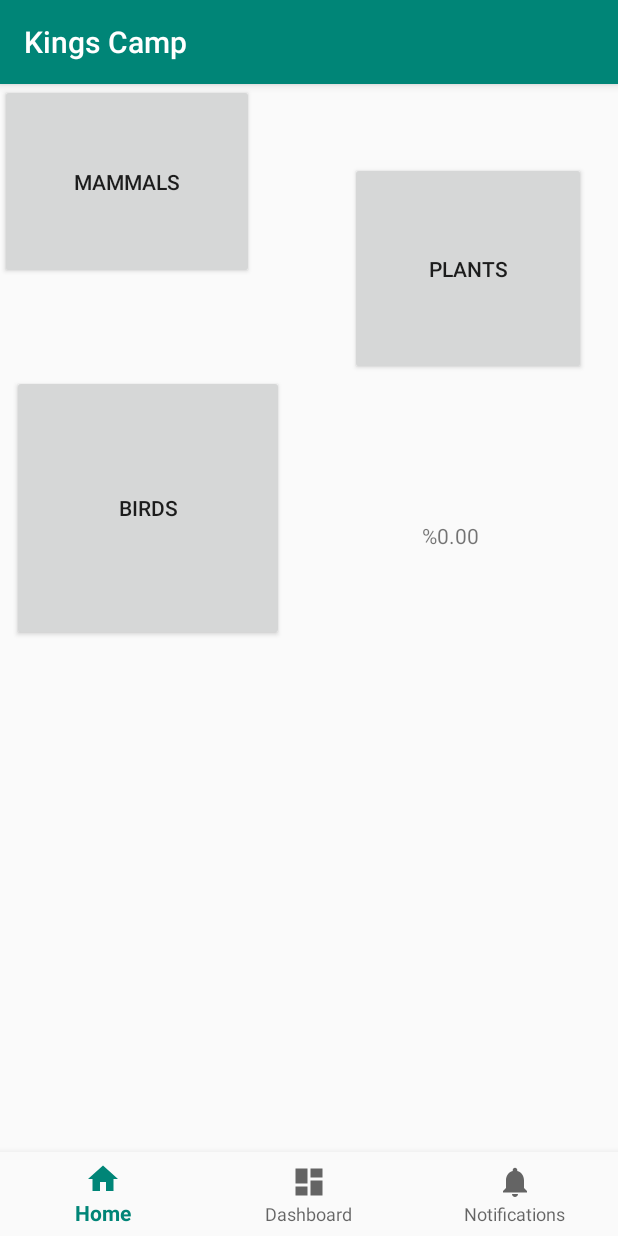
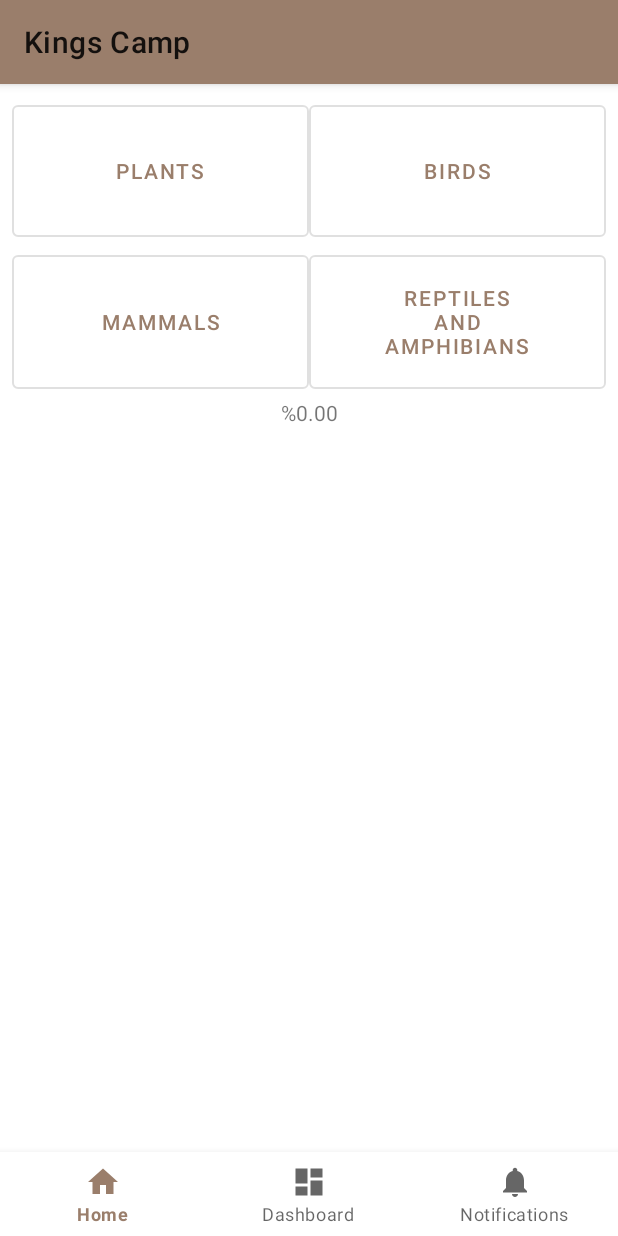
Before and after one commit to Yaffoman/KingsCamp, an Android app: the screen it shows after launch (MainActivity), on a phone screen of 412 x 824 dp. Run offline under Robolectric (Android 15) with nearby library versions, the phone set to English and light mode, and no system bars.

Commit message:
Button Style changes, color changes

```diff
--- a/app/src/main/java/lerner/ethan/kingscamp/ScrollingActivity.java
+++ b/app/src/main/java/lerner/ethan/kingscamp/ScrollingActivity.java
@@ -2,6 +2,7 @@
 
 import android.content.Intent;
 import android.content.SharedPreferences;
+import android.graphics.Color;
 import android.os.Bundle;
 import android.support.v7.app.AppCompatActivity;
 import android.support.v7.widget.Toolbar;
@@ -15,9 +16,13 @@
 
 import java.util.Locale;
 
+import static android.graphics.Color.GRAY;
+import static android.graphics.Color.LTGRAY;
+import static android.graphics.Color.WHITE;
+
 public class ScrollingActivity extends AppCompatActivity {
-    int selectedColor = android.R.color.darker_gray;
-    int unselectedColor = android.R.color.white;
+    int selectedColor;
+    int unselectedColor;
     String SECTION_KEY = "SECTION";
     String ARRAY_NAME = "myArr";
     String FIRST = "FIRST";
@@ -31,9 +36,11 @@
         Intent intent = getIntent();
         section = intent.getStringExtra(SECTION_KEY);
         setContentView(R.layout.activity_scrolling);
-        Toolbar toolbar = (Toolbar) findViewById(R.id.toolbar);
+        Toolbar toolbar = findViewById(R.id.toolbar);
         setSupportActionBar(toolbar);
         setTitle(section);
+        unselectedColor = Color.rgb(255, 239, 229);
+        selectedColor = Color.rgb(204, 173, 153);
         fillArray();
     }
 
@@ -69,15 +76,15 @@
 
 
         LinearLayout outerLinear = findViewById(R.id.linlayout);
-        LinearLayout innerLinear;
+     //   LinearLayout innerLinear;
 
         for (int i = 0; i < size; i++) {
-            LinearLayout.LayoutParams layoutParams = new LinearLayout.LayoutParams(ViewGroup.LayoutParams.MATCH_PARENT, ViewGroup.LayoutParams.MATCH_PARENT);
+            /*LinearLayout.LayoutParams layoutParams = new LinearLayout.LayoutParams(ViewGroup.LayoutParams.MATCH_PARENT, ViewGroup.LayoutParams.MATCH_PARENT);
             innerLinear = new LinearLayout(outerLinear.getContext());
             innerLinear.setLayoutParams(layoutParams);
             innerLinear.setOrientation(LinearLayout.HORIZONTAL);
-
-            CheckBox cb = new CheckBox(innerLinear.getContext());
+*/
+            CheckBox cb = new CheckBox(outerLinear.getContext());
             cb.setText(String.format(Locale.getDefault(), "\t%d\t%s", i+1, speciesArray[i]));
             cb.setLayoutDirection(View.LAYOUT_DIRECTION_LTR);
 
@@ -88,24 +95,24 @@
                     CheckBox thisCheckBox = (CheckBox) view;
                     int pos = Integer.parseInt(((TextView) view).getText().toString().replaceAll("[\\D]", ""));
                     pos--; //Because it is numbered from 1, not 0
-                    if (checklist[pos]) //Should be green already
+                    /*if (checklist[pos]) //Should be green already
                         view.setBackgroundColor(getResources().getColor(unselectedColor));
                     else
                         view.setBackgroundColor(getResources().getColor(selectedColor));
-
+                    */
                     checklist[pos] = !checklist[pos];
 
                 }
             });
             //Toggle colors, every other line is gray
             if(i%2 == 0)
-                cb.setBackgroundColor(getResources().getColor(selectedColor));
+                cb.setBackgroundColor(selectedColor);
             else
-                cb.setBackgroundColor(getResources().getColor(unselectedColor));
+                cb.setBackgroundColor(unselectedColor);
             cb.setChecked(checklist[i]);
-            outerLinear.addView(innerLinear);
+            //outerLinear.addView(innerLinear);
 
-            innerLinear.addView(cb);
+            outerLinear.addView(cb);
         }
 
     }
--- a/app/src/main/res/layout/activity_main.xml
+++ b/app/src/main/res/layout/activity_main.xml
@@ -19,48 +19,82 @@
         app:layout_constraintRight_toRightOf="parent"
         app:menu="@menu/bottom_nav_menu" />
 
-    <Button
+    <TableLayout
+        android:layout_width="match_parent"
+        android:layout_height="match_parent"
+        android:layout_marginStart="8dp"
+        android:layout_marginBottom="8dp"
+        android:layout_marginEnd="8dp"
+        android:layout_marginTop="8dp"
+        android:stretchColumns="*"
+        android:minWidth="10dp"
+        android:minHeight="10dp"
+        app:layout_constraintBottom_toTopOf="@+id/nav_view"
+        app:layout_constraintEnd_toEndOf="parent"
+        app:layout_constraintLeft_toLeftOf="parent"
+        app:layout_constraintStart_toStartOf="parent"
+        app:layout_constraintTop_toTopOf="parent"
+        style="?android:attr/buttonBarStyle">
+
+        <TableRow
+            android:layout_width="0dp"
+            android:layout_height="500dp">
+
+            <android.support.design.button.MaterialButton
                 android:id="@+id/plant_button"
-        android:layout_width="157dp"
-        android:layout_height="142dp"
-        android:layout_marginStart="64dp"
-        android:layout_marginTop="52dp"
+                style="@style/Widget.MaterialComponents.Button.OutlinedButton"
+                android:layout_height="fill_parent"
+                android:minHeight="100dp"
                 android:onClick="onButtonClick"
-        android:text="Plants"
-        app:layout_constraintStart_toEndOf="@+id/mammal_button"
+                android:text="@string/plants"
                 app:layout_constraintTop_toTopOf="parent" />
 
-    <Button
+            <android.support.design.button.MaterialButton
                 android:id="@+id/bird_button"
-        android:layout_width="181dp"
-        android:layout_height="177dp"
-        android:layout_marginStart="8dp"
-        android:layout_marginTop="64dp"
+                style="@style/Widget.MaterialComponents.Button.OutlinedButton"
+                android:layout_height="fill_parent"
                 android:onClick="onButtonClick"
-        android:text="Birds"
-        app:layout_constraintStart_toStartOf="parent"
-        app:layout_constraintTop_toBottomOf="@+id/mammal_button" />
+                android:text="@string/birds"
+                app:layout_constraintStart_toStartOf="parent" />
+        </TableRow>
 
-    <Button
+        <TableRow
+            android:layout_width="0dp"
+            android:layout_height="200dp">
+            <android.support.design.button.MaterialButton
                 android:id="@+id/mammal_button"
+                style="@style/Widget.MaterialComponents.Button.OutlinedButton"
                 android:layout_width="169dp"
-        android:layout_height="130dp"
-        android:layout_marginBottom="20dp"
+                android:layout_height="match_parent"
+                android:minHeight="100dp"
                 android:onClick="onButtonClick"
-        android:text="Mammals"
-        app:layout_constraintBottom_toTopOf="@+id/bird_button"
-        app:layout_constraintEnd_toStartOf="@+id/plant_button"
+                android:text="@string/mammals"
                 app:layout_constraintStart_toStartOf="parent"
                 app:layout_constraintTop_toTopOf="parent" />
 
+            <android.support.design.button.MaterialButton
+                android:id="@+id/reptile_button"
+                style="@style/Widget.MaterialComponents.Button.OutlinedButton"
+                android:layout_width="169dp"
+                android:layout_height="match_parent"
+                android:onClick="onButtonClick"
+                android:text="@string/reptilesandamphibians"
+                app:layout_constraintStart_toStartOf="parent"
+                app:layout_constraintTop_toTopOf="parent" />
+
+
+        </TableRow>
+
             <TextView
                 android:id="@+id/textView"
-        android:layout_width="wrap_content"
-        android:layout_height="wrap_content"
-        android:layout_marginStart="92dp"
-        android:layout_marginTop="97dp"
-        android:text="TextView"
+                android:layout_width="match_parent"
+                android:layout_height="match_parent"
+                android:layout_gravity="center"
+                android:textAlignment="center"
+                android:text="@string/textview"
                 app:layout_constraintStart_toEndOf="@+id/bird_button"
                 app:layout_constraintTop_toBottomOf="@+id/plant_button" />
 
+    </TableLayout>
+
 </android.support.constraint.ConstraintLayout>
--- a/app/src/main/res/values/colors.xml
+++ b/app/src/main/res/values/colors.xml
@@ -1,6 +1,6 @@
 <?xml version="1.0" encoding="utf-8"?>
 <resources>
-    <color name="colorPrimary">#008577</color>
-    <color name="colorPrimaryDark">#00574B</color>
-    <color name="colorAccent">#D81B60</color>
+    <color name="colorPrimary">#9a7e6b</color>
+    <color name="colorPrimaryDark">#6b5240</color>
+    <color name="colorAccent">#6b5240</color>
 </resources>
--- a/app/src/main/res/values/strings.xml
+++ b/app/src/main/res/values/strings.xml
@@ -111,4 +111,9 @@
 
     </string-array>
     <string name="action_settings">Settings</string>
+    <string name="plants">Plants</string>
+    <string name="birds">Birds</string>
+    <string name="textview">TextView</string>
+    <string name="mammals">Mammals</string>
+    <string name="reptilesandamphibians">Reptiles\nAnd\nAmphibians</string>
 </resources>
--- a/app/src/main/res/values/styles.xml
+++ b/app/src/main/res/values/styles.xml
@@ -1,7 +1,7 @@
 <resources>
 
     <!-- Base application theme. -->
-    <style name="AppTheme" parent="Theme.AppCompat.Light.DarkActionBar">
+    <style name="AppTheme" parent="Theme.MaterialComponents.Light">
         <!-- Customize your theme here. -->
         <item name="colorPrimary">@color/colorPrimary</item>
         <item name="colorPrimaryDark">@color/colorPrimaryDark</item>
```
Lines whose indentation alone changed are shown as unchanged.
